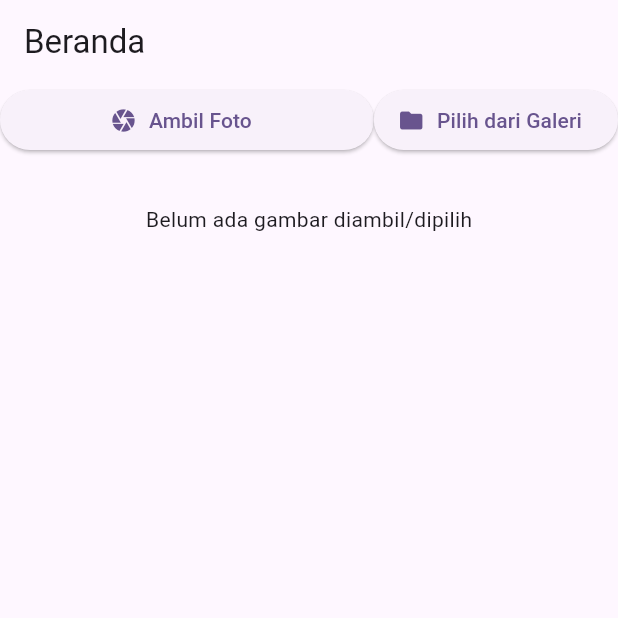
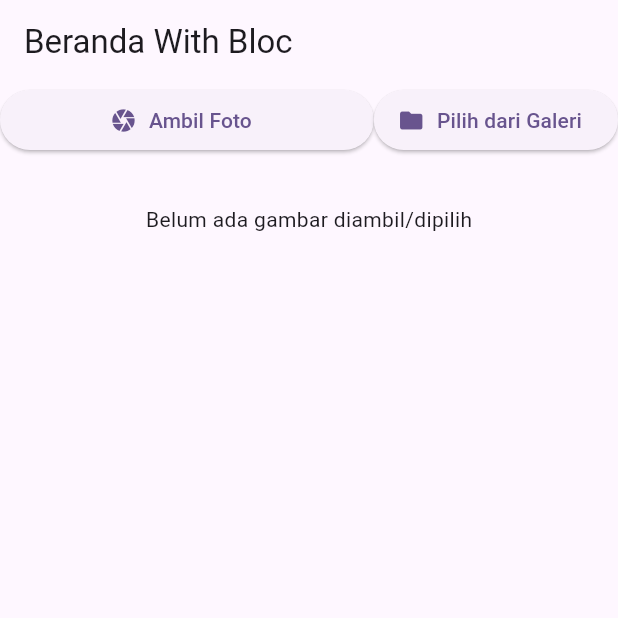
Before and after one commit to RezaAzharii/CameraFile_0011, a Flutter app: the screen it shows after launch, on a phone screen of 412 x 824 dp, the top half of it. Run offline on Flutter 3.47's test engine with Material 3 defaults, Android fonts, the phone set to English and light mode, and no system bars; our stand-ins replace bloc, camera, flutter_bloc, image_picker, permission_handler.

Commit message:
update title

```diff
--- a/lib/home_page.dart
+++ b/lib/home_page.dart
@@ -9,7 +9,7 @@ class HomePage extends StatelessWidget {
   @override
   Widget build(BuildContext context) {
     return Scaffold(
-      appBar: AppBar(title: const Text('Beranda')),
+      appBar: AppBar(title: const Text('Beranda With Bloc')),
       body: SafeArea(
         child: BlocConsumer<CameraBloc, CameraState>(
           listener: (context, state) {
--- a/lib/main.dart
+++ b/lib/main.dart
@@ -16,6 +16,7 @@ class MyApp extends StatelessWidget {
       create: (context) => CameraBloc(),
       child: MaterialApp(
         title: 'Flutter Demo',
+        debugShowCheckedModeBanner: false,
         theme: ThemeData(
           colorScheme: ColorScheme.fromSeed(seedColor: Colors.deepPurple),
         ),
```
